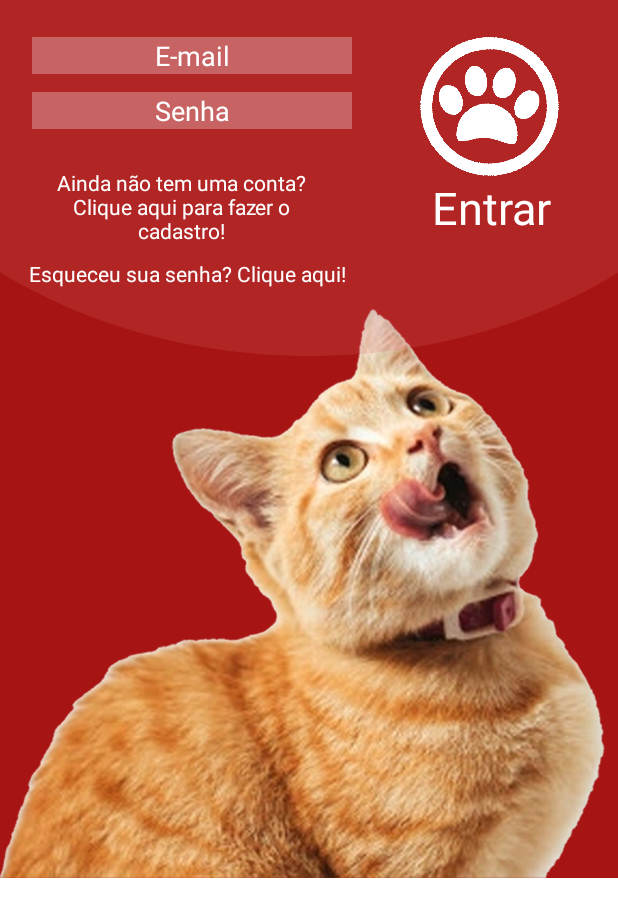
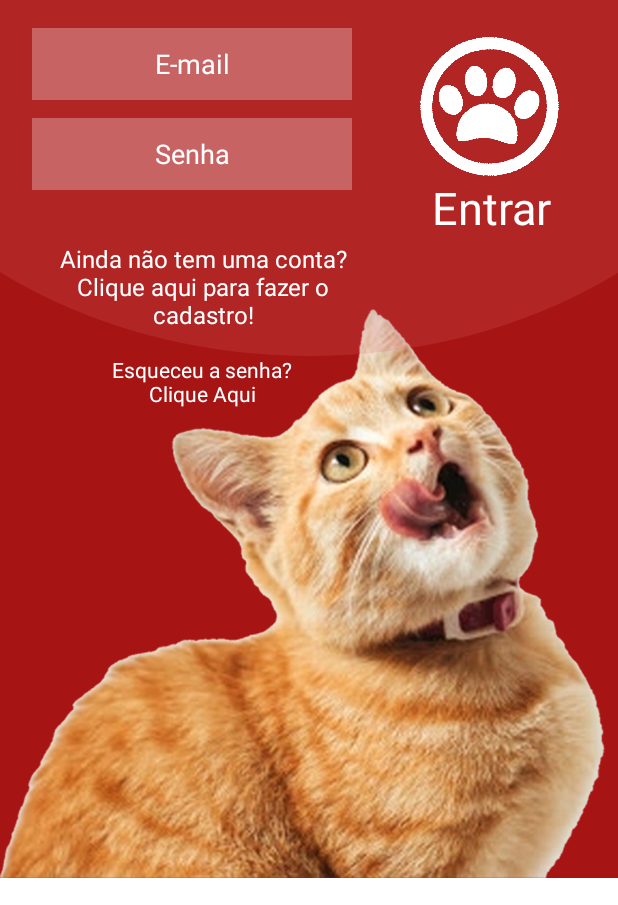
Before and after one commit to claudiolaterza/PetStop, an Android app: the screen it shows after launch (MainActivity), after a tap on "VAMOS PETCOMEÇAR!", on a phone screen of 412 x 824 dp, the part 331-1236 px from its top. Run offline under Robolectric (Android 15) with nearby library versions, the phone set to English and light mode, and no system bars; our stand-ins replace Firebase (no records; nobody signed in at launch, a user with empty details on screens opened directly), data binding; Roboto replaces fonts that are not available here.

Commit message:
Ajustando o botao de esqueci a senha

```diff
--- a/app/src/main/res/layout/fragment_login.xml
+++ b/app/src/main/res/layout/fragment_login.xml
@@ -50,6 +50,7 @@
             android:hint="@string/hint_email"
             android:importantForAutofill="no"
             android:inputType="textEmailAddress"
+            android:minHeight="48dp"
             android:textAlignment="center"
             android:textColorHint="#FFFFFF"
             app:layout_constraintBottom_toBottomOf="parent"
@@ -69,6 +70,7 @@
             android:hint="@string/hint_senha"
             android:importantForAutofill="no"
             android:inputType="textPassword"
+            android:minHeight="48dp"
             android:textAlignment="center"
             android:textColorHint="#FFFFFF"
             app:layout_constraintEnd_toEndOf="parent"
@@ -109,34 +111,34 @@
 
         <TextView
             android:id="@+id/bt_cadastrar"
-            android:layout_width="197dp"
-            android:layout_height="50dp"
-            android:layout_marginTop="208dp"
+            android:layout_width="201dp"
+            android:layout_height="67dp"
+            android:layout_marginBottom="340dp"
             android:onClick="@{ btnavlogin :: irParaCadastro }"
             android:text="@string/bt_cadastrar_login"
             android:textAlignment="center"
             android:textColor="#FFFFFF"
+            android:textSize="16sp"
             app:layout_constraintBottom_toBottomOf="parent"
             app:layout_constraintEnd_toEndOf="parent"
-            app:layout_constraintHorizontal_bias="0.102"
+            app:layout_constraintHorizontal_bias="0.163"
             app:layout_constraintStart_toStartOf="parent"
-            app:layout_constraintTop_toTopOf="parent"
-            app:layout_constraintVertical_bias="0.135" />
+            app:layout_constraintTop_toBottomOf="@+id/et_pass" />
 
         <TextView
             android:id="@+id/bt_redefinir"
-            android:layout_width="231dp"
-            android:layout_height="21dp"
+            android:layout_width="226dp"
+            android:layout_height="60dp"
             android:onClick="@{ btnavlogin :: irParaForgot }"
-            android:text="@string/bt_forgot"
+            android:text="@string/EsqueceuASenha"
             android:textAlignment="center"
             android:textColor="#FFFFFF"
             app:layout_constraintBottom_toBottomOf="parent"
             app:layout_constraintEnd_toEndOf="parent"
-            app:layout_constraintHorizontal_bias="0.05"
+            app:layout_constraintHorizontal_bias="0.118"
             app:layout_constraintStart_toStartOf="parent"
             app:layout_constraintTop_toBottomOf="@+id/bt_cadastrar"
-            app:layout_constraintVertical_bias="0.025" />
+            app:layout_constraintVertical_bias="0.026" />
 
 
     </androidx.constraintlayout.widget.ConstraintLayout>
--- a/app/src/main/res/values/strings.xml
+++ b/app/src/main/res/values/strings.xml
@@ -18,7 +18,7 @@
     <string name="BotaoVoltar">Voltar</string>
     <string name="BotaoEnviar">Enviar</string>
 
-    <string name="EsqueceuASenha">Esqueceu a senha? Clique Aqui</string>
+    <string name="EsqueceuASenha">Esqueceu a senha?\nClique Aqui</string>
     <string name="title_activity_splash_screen">SplashScreenActivity</string>
     <!--
     This string is used for square devices and overridden by hello_world in
```
